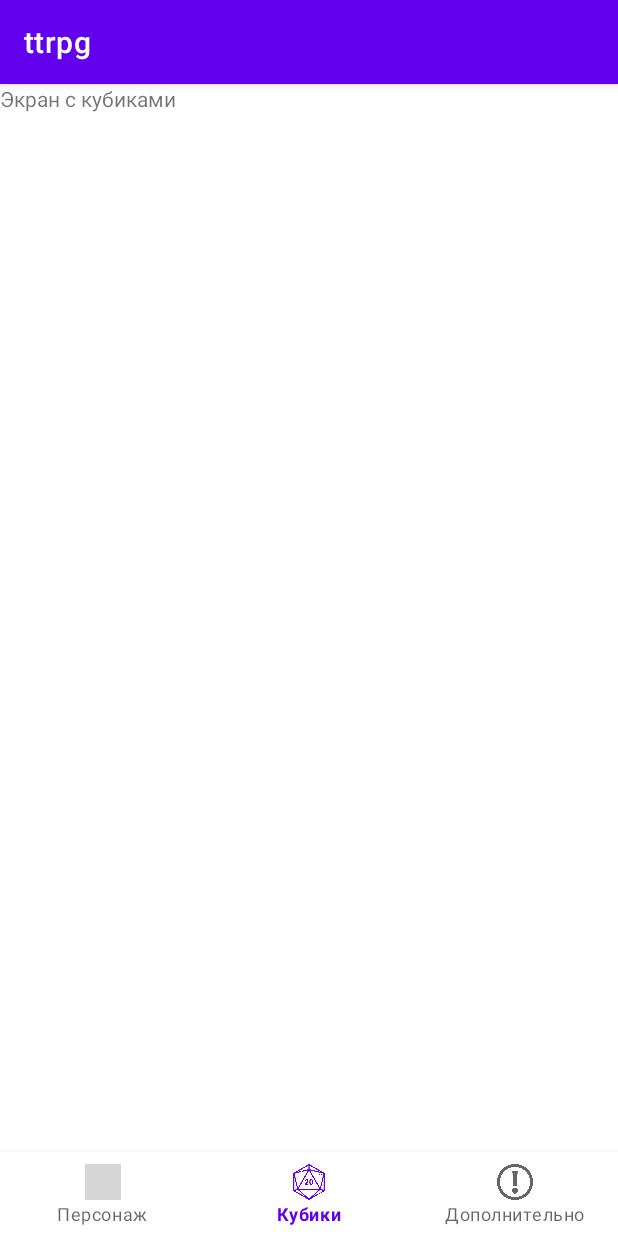
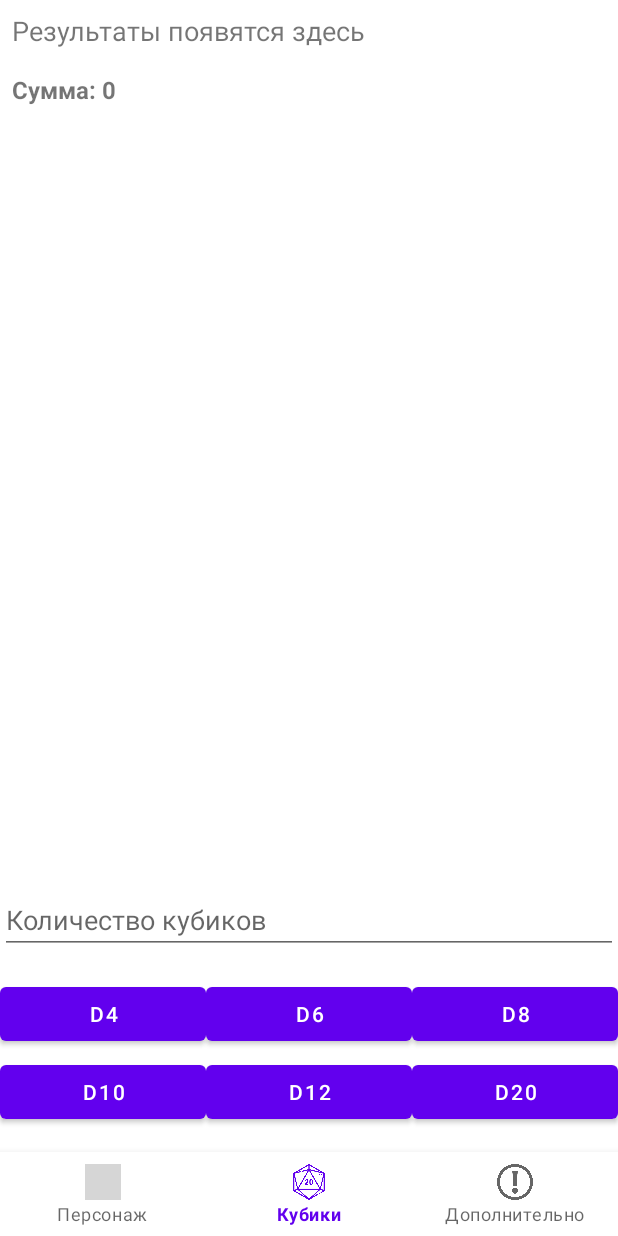
Before and after one commit to Freez0n/TTRPG-app, an Android app built with Jetpack Compose: the DiceFragment screen opened through its navigation route, on a phone screen of 412 x 824 dp. Run offline under Robolectric (Android 15) with nearby library versions, the phone set to English and light mode, and no system bars; our stand-ins replace navigation-ui; grey boxes are pictures that could not be loaded.

Commit message:
реализована вкладка с бросками кубиков

```diff
--- a/ttrpg/app/build.gradle.kts
+++ b/ttrpg/app/build.gradle.kts
@@ -14,7 +14,7 @@ android {
 
     defaultConfig {
         applicationId = "com.example.ttrpg"
-        minSdk = 34
+        minSdk = 30
         targetSdk = 35
         versionCode = 1
         versionName = "1.0"
--- a/ttrpg/app/src/main/AndroidManifest.xml
+++ b/ttrpg/app/src/main/AndroidManifest.xml
@@ -10,13 +10,14 @@
         android:label="@string/app_name"
         android:roundIcon="@mipmap/ic_launcher_round"
         android:supportsRtl="true"
-        android:theme="@style/Theme.Ttrpg"
+        android:theme="@style/Theme.Ttrpg.Light"
         tools:targetApi="31">
         <activity
             android:name=".MainActivity"
             android:exported="true"
+            android:windowSoftInputMode="adjustResize|stateHidden"
             android:label="@string/app_name"
-            android:theme="@style/Theme.Ttrpg">
+            android:theme="@style/Theme.Ttrpg.Light">
             <intent-filter>
                 <action android:name="android.intent.action.MAIN" />
 
--- a/ttrpg/app/src/main/java/com/example/ttrpg/DiceFragment.kt
+++ b/ttrpg/app/src/main/java/com/example/ttrpg/DiceFragment.kt
@@ -4,23 +4,55 @@ import android.os.Bundle
 import android.view.LayoutInflater
 import android.view.View
 import android.view.ViewGroup
+import android.widget.Button
+import android.widget.EditText
+import android.widget.LinearLayout
+import android.widget.ScrollView
+import android.widget.TextView
+import androidx.core.view.setPadding
 import androidx.fragment.app.Fragment
-import com.example.ttrpg.databinding.FragmentDiceBinding
+import kotlin.random.Random
 
 class DiceFragment : Fragment() {
-    private var _binding: FragmentDiceBinding? = null
-    private val binding get() = _binding!!
+
+    private lateinit var resultTextView: TextView
+    private lateinit var diceCountEditText: EditText
+    private lateinit var resultScrollView: ScrollView
+    private lateinit var totalTextView: TextView
 
     override fun onCreateView(
         inflater: LayoutInflater, container: ViewGroup?,
         savedInstanceState: Bundle?
     ): View {
-        _binding = FragmentDiceBinding.inflate(inflater, container, false)
-        return binding.root
+        val root = inflater.inflate(R.layout.fragment_dice, container, false)
+
+        resultTextView = root.findViewById(R.id.result_text_view)
+        diceCountEditText = root.findViewById(R.id.dice_count_edit_text)
+        resultScrollView = root.findViewById(R.id.result_scroll_view)
+        totalTextView = root.findViewById(R.id.total_text_view)
+
+        setupDiceButtons(root)
+
+        return root
     }
 
-    override fun onDestroyView() {
-        super.onDestroyView()
-        _binding = null
+    private fun setupDiceButtons(view: View) {
+        val diceTypes = listOf(4, 6, 8, 10, 12, 20)
+        for (dice in diceTypes) {
+            val buttonId = resources.getIdentifier("button_d$dice", "id", requireContext().packageName)
+            val button = view.findViewById<Button>(buttonId)
+            button?.setOnClickListener {
+                val count = diceCountEditText.text.toString().toIntOrNull() ?: 1
+                rollDice(dice, count)
+            }
+        }
+    }
+
+    private fun rollDice(sides: Int, count: Int) {
+        val results = List(count) { Random.nextInt(1, sides + 1) }
+        val display = results.joinToString(", ")
+        resultTextView.text = display
+        totalTextView.text = "Сумма: ${results.sum()}"
+        resultScrollView.post { resultScrollView.fullScroll(View.FOCUS_DOWN) }
     }
 }
--- a/ttrpg/app/src/main/res/layout/fragment_dice.xml
+++ b/ttrpg/app/src/main/res/layout/fragment_dice.xml
@@ -1,11 +1,122 @@
 <?xml version="1.0" encoding="utf-8"?>
-<FrameLayout xmlns:android="http://schemas.android.com/apk/res/android"
+<androidx.coordinatorlayout.widget.CoordinatorLayout xmlns:android="http://schemas.android.com/apk/res/android"
+    xmlns:tools="http://schemas.android.com/tools"
     android:layout_width="match_parent"
     android:layout_height="match_parent"
-    android:gravity="center">
+    android:fitsSystemWindows="true"
+    tools:context=".DiceFragment">
 
-    <TextView
-        android:layout_width="wrap_content"
-        android:layout_height="wrap_content"
-        android:text="Экран с кубиками" />
-</FrameLayout>
+    <LinearLayout
+        android:id="@+id/main_content"
+        android:layout_width="match_parent"
+        android:layout_height="match_parent"
+        android:orientation="vertical"
+        android:paddingStart="16dp"
+        android:paddingEnd="16dp"
+        android:paddingTop="16dp"
+        android:paddingBottom="0dp"
+        android:clipToPadding="false"
+        android:fitsSystemWindows="true">
+
+        <ScrollView
+            android:id="@+id/result_scroll_view"
+            android:layout_width="match_parent"
+            android:layout_height="0dp"
+            android:layout_weight="1"
+            android:fillViewport="true">
+
+            <LinearLayout
+                android:layout_width="match_parent"
+                android:layout_height="wrap_content"
+                android:orientation="vertical">
+
+                <TextView
+                    android:id="@+id/result_text_view"
+                    android:layout_width="match_parent"
+                    android:layout_height="wrap_content"
+                    android:text="Результаты появятся здесь"
+                    android:textSize="18sp"
+                    android:padding="8dp" />
+
+                <TextView
+                    android:id="@+id/total_text_view"
+                    android:layout_width="match_parent"
+                    android:layout_height="wrap_content"
+                    android:text="Сумма: 0"
+                    android:textSize="16sp"
+                    android:textStyle="bold"
+                    android:padding="8dp" />
+
+            </LinearLayout>
+        </ScrollView>
+
+        <EditText
+            android:id="@+id/dice_count_edit_text"
+            android:layout_width="match_parent"
+            android:layout_height="wrap_content"
+            android:hint="Количество кубиков"
+            android:inputType="number"
+            android:layout_marginTop="8dp"
+            android:layout_marginBottom="8dp" />
+
+        <LinearLayout
+            android:layout_width="match_parent"
+            android:layout_height="wrap_content"
+            android:orientation="horizontal"
+            android:gravity="center"
+            android:layout_marginTop="8dp"
+            android:layout_marginBottom="4dp">
+
+            <Button
+                android:id="@+id/button_d4"
+                android:layout_width="0dp"
+                android:layout_height="wrap_content"
+                android:layout_weight="1"
+                android:text="d4" />
+
+            <Button
+                android:id="@+id/button_d6"
+                android:layout_width="0dp"
+                android:layout_height="wrap_content"
+                android:layout_weight="1"
+                android:text="d6" />
+
+            <Button
+                android:id="@+id/button_d8"
+                android:layout_width="0dp"
+                android:layout_height="wrap_content"
+                android:layout_weight="1"
+                android:text="d8" />
+        </LinearLayout>
+
+        <LinearLayout
+            android:layout_width="match_parent"
+            android:layout_height="wrap_content"
+            android:orientation="horizontal"
+            android:gravity="center"
+            android:layout_marginBottom="72dp">
+
+            <Button
+                android:id="@+id/button_d10"
+                android:layout_width="0dp"
+                android:layout_height="wrap_content"
+                android:layout_weight="1"
+                android:text="d10" />
+
+            <Button
+                android:id="@+id/button_d12"
+                android:layout_width="0dp"
+                android:layout_height="wrap_content"
+                android:layout_weight="1"
+                android:text="d12" />
+
+            <Button
+                android:id="@+id/button_d20"
+                android:layout_width="0dp"
+                android:layout_height="wrap_content"
+                android:layout_weight="1"
+                android:text="d20" />
+        </LinearLayout>
+    </LinearLayout>
+
+</androidx.coordinatorlayout.widget.CoordinatorLayout>
--- a/ttrpg/app/src/main/res/layout/fragment_more.xml
+++ b/ttrpg/app/src/main/res/layout/fragment_more.xml
@@ -6,6 +6,6 @@
 
     <TextView
         android:layout_width="wrap_content"
-        android:layout_height="wrap_content"
+        android:layout_height="102dp"
         android:text="Дополнительные функции" />
 </FrameLayout>
--- a/ttrpg/app/src/main/res/values/themes.xml
+++ b/ttrpg/app/src/main/res/values/themes.xml
@@ -1,14 +1,7 @@
 <?xml version="1.0" encoding="utf-8"?>
 <resources>
 
-    <style name="Theme.Ttrpg" parent="Theme.MaterialComponents.DayNight.DarkActionBar">
-        <!-- Цвета можно оставить по умолчанию или задать свои -->
-        <item name="colorPrimary">@color/purple_500</item>
-        <item name="colorPrimaryVariant">@color/purple_700</item>
-        <item name="colorOnPrimary">@color/white</item>
-        <item name="colorSecondary">@color/teal_200</item>
-        <item name="colorSecondaryVariant">@color/teal_700</item>
-        <item name="colorOnSecondary">@color/black</item>
-        <item name="android:windowBackground">@color/white</item>
+    <style name="Theme.Ttrpg.Light" parent="Theme.MaterialComponents.Light.NoActionBar">
+        <!-- Настройте цвета и стили здесь -->
     </style>
 </resources>
```
